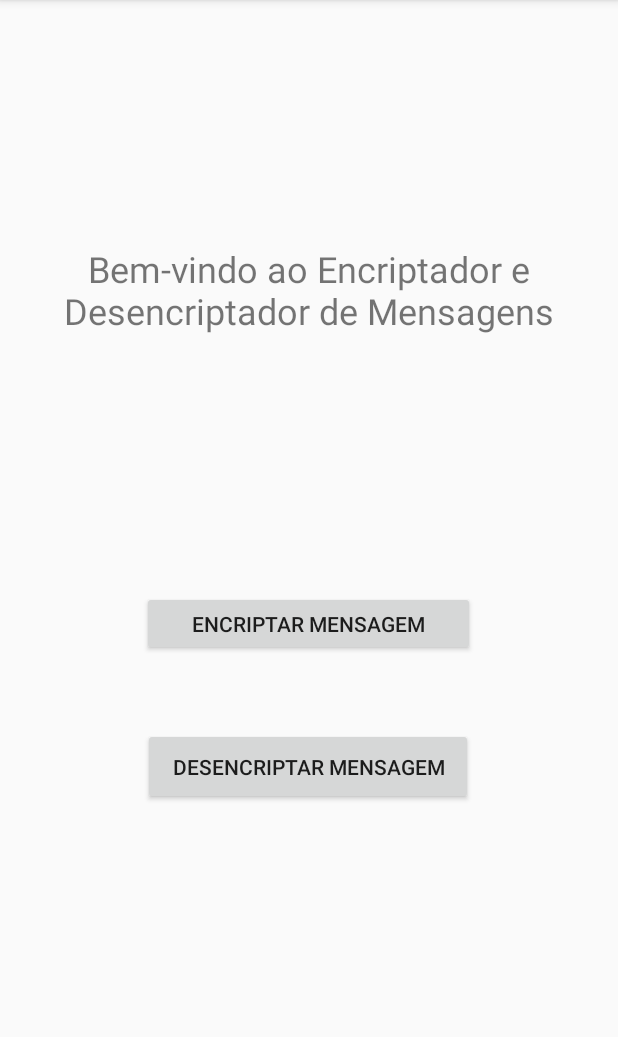
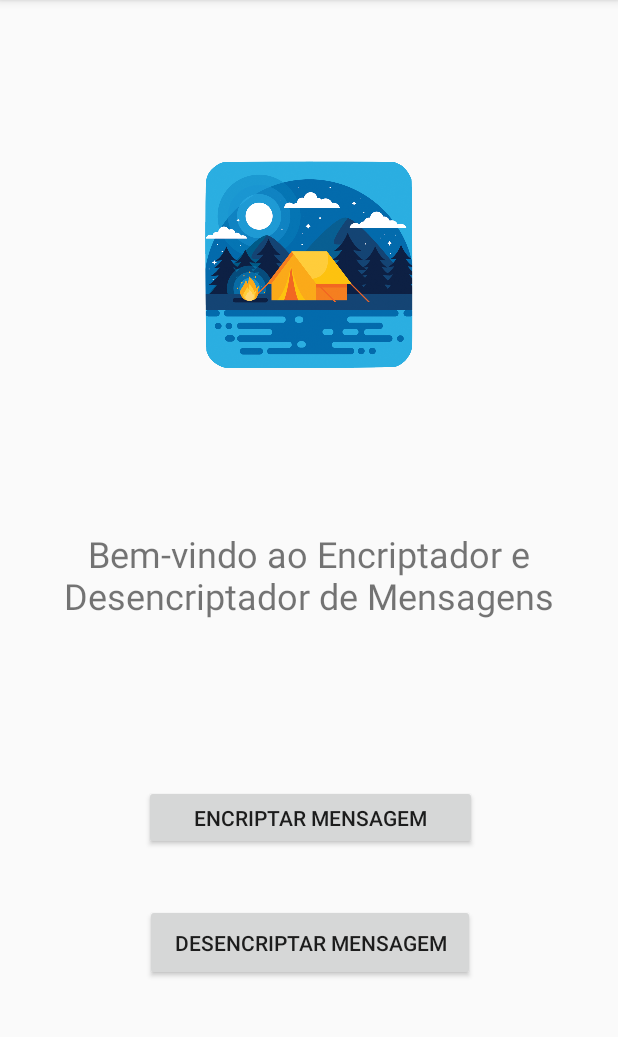
Before and after one commit to ValeriaPequeno/Cripto-Escutas, an Android app: the screen it shows after launch (MainActivity), on a phone screen of 412 x 824 dp, the part 84-1121 px from its top. Run offline under Robolectric (Android 15) with nearby library versions, the phone set to English and light mode, and no system bars.

Commit message:
Começo da ciração do layout da app

```diff
--- a/app/src/main/res/layout/activity_main.xml
+++ b/app/src/main/res/layout/activity_main.xml
@@ -17,7 +17,7 @@
         app:layout_constraintHorizontal_bias="0.498"
         app:layout_constraintStart_toStartOf="parent"
         app:layout_constraintTop_toTopOf="parent"
-        app:layout_constraintVertical_bias="0.23" />
+        app:layout_constraintVertical_bias="0.499" />
 
     <Button
         android:id="@+id/btMainEncript"
@@ -26,10 +26,10 @@
         android:text="Encriptar Mensagem"
         app:layout_constraintBottom_toBottomOf="parent"
         app:layout_constraintEnd_toEndOf="parent"
-        app:layout_constraintHorizontal_bias="0.498"
+        app:layout_constraintHorizontal_bias="0.507"
         app:layout_constraintStart_toStartOf="parent"
-        app:layout_constraintTop_toTopOf="parent"
-        app:layout_constraintVertical_bias="0.544" />
+        app:layout_constraintTop_toBottomOf="@+id/boasVindas"
+        app:layout_constraintVertical_bias="0.353" />
 
     <Button
         android:id="@+id/btMainDecript"
@@ -38,8 +38,18 @@
         android:text="Desencriptar Mensagem"
         app:layout_constraintBottom_toBottomOf="parent"
         app:layout_constraintEnd_toEndOf="parent"
-        app:layout_constraintHorizontal_bias="0.498"
+        app:layout_constraintHorizontal_bias="0.502"
+        app:layout_constraintStart_toStartOf="parent"
+        app:layout_constraintTop_toBottomOf="@+id/btMainEncript"
+        app:layout_constraintVertical_bias="0.239" />
+
+    <ImageView
+        android:id="@+id/imageView"
+        android:layout_width="144dp"
+        android:layout_height="143dp"
+        app:layout_constraintBottom_toTopOf="@+id/boasVindas"
+        app:layout_constraintEnd_toEndOf="parent"
         app:layout_constraintStart_toStartOf="parent"
         app:layout_constraintTop_toTopOf="parent"
-        app:layout_constraintVertical_bias="0.677" />
+        app:srcCompat="@drawable/icon" />
 </androidx.constraintlayout.widget.ConstraintLayout>
```
Also changed, not shown: app/src/main/res/drawable/icon.png (added).
